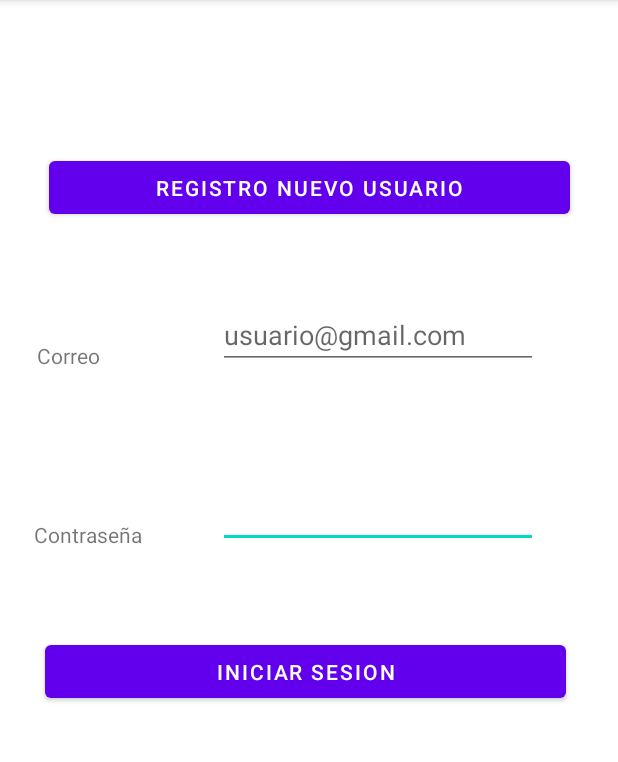
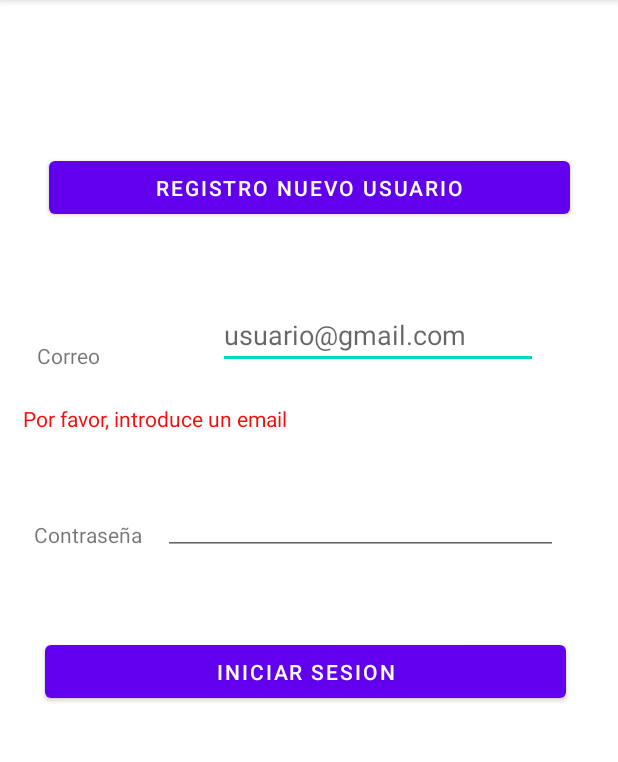
Before and after one commit to cristianCeba/ControlTime, an Android app: the screen it shows after launch (MainActivity before the commit, LoginActivity after it), after a tap on "INICIAR SESION", on a phone screen of 412 x 824 dp, the part 84-846 px from its top. Run offline under Robolectric (Android 15) with nearby library versions, the phone set to English and light mode, and no system bars; our stand-ins replace Firebase (no records; nobody signed in at launch, a user with empty details on screens opened directly).

Commit message:
Loggin Casi Terminado, queda lo visual

```diff
--- /dev/null
+++ b/app/src/main/java/com/example/controltime/LoginActivity.java
@@ -0,0 +1,100 @@
+package com.example.controltime;
+
+import androidx.annotation.NonNull;
+import androidx.appcompat.app.AppCompatActivity;
+
+import android.os.Bundle;
+import android.util.Patterns;
+import android.view.View;
+import android.widget.Button;
+import android.widget.EditText;
+import android.widget.TextView;
+import android.widget.Toast;
+
+import com.google.android.gms.tasks.OnCompleteListener;
+import com.google.android.gms.tasks.Task;
+import com.google.firebase.auth.AuthResult;
+import com.google.firebase.auth.FirebaseAuth;
+import com.google.firebase.database.DatabaseReference;
+
+import java.util.regex.Pattern;
+
+public class LoginActivity extends AppCompatActivity {
+
+    public Button btnIniciarSesion;
+    public EditText editTextContraseña;
+    public EditText editTextCorreo;
+    public TextView textCorreo;
+    public TextView textContraseña;
+    private FirebaseAuth mAuth;
+    public String correo;
+    public String contraseña;
+
+    @Override
+    protected void onCreate(Bundle savedInstanceState) {
+        super.onCreate(savedInstanceState);
+        setContentView(R.layout.activity_login);
+
+        btnIniciarSesion = findViewById(R.id.btnIniciarSesion);
+        editTextContraseña = findViewById(R.id.editTextTextPassword);
+        editTextCorreo = findViewById(R.id.editTextTextCorreo);
+        textContraseña = findViewById(R.id.textViewContraseña);
+        textCorreo = findViewById(R.id.textViewCorreo);
+
+        mAuth = FirebaseAuth.getInstance();
+
+        btnIniciarSesion.setOnClickListener(new View.OnClickListener() {
+            @Override
+            public void onClick(View v) {
+                correo = editTextCorreo.getText().toString();
+                contraseña = editTextContraseña.getText().toString();
+                if (correo.isEmpty()){
+                    textContraseña.setText("");
+                    textCorreo.setText("Por favor, introduce un email");
+                } else if (!validarEmail(correo)) {
+                    textContraseña.setText("");
+                    textCorreo.setText("Introduzca un email correcto");
+                }else if (contraseña.isEmpty()) {
+                    textCorreo.setText("");
+                    textContraseña.setText("Por favor, introduce una contraseña");
+                } else if (!validarContraseña(contraseña)){
+                    textCorreo.setText("");
+                    textContraseña.setText("Contraseña incorrecta");
+                }else{
+                    textContraseña.setText("");
+                    textCorreo.setText("");
+                    RevisarLogin();
+                }
+
+            }
+        });
+    }
+
+    public void RevisarLogin (){
+        mAuth.signInWithEmailAndPassword(correo, contraseña)
+                .addOnCompleteListener(this, new OnCompleteListener<AuthResult>() {
+                    @Override
+                    public void onComplete(@NonNull Task<AuthResult> task) {
+                        if (task.isSuccessful()) {
+                            // Sign in success, update UI with the signed-in user's information
+                            Toast.makeText(LoginActivity.this, "Usuario encontrado",
+                                    Toast.LENGTH_SHORT).show();
+                        } else {
+                            // If sign in fails, display a message to the user.
+                            Toast.makeText(LoginActivity.this, "Authentication failed.",
+                                    Toast.LENGTH_SHORT).show();
+                        }
+                    }
+                });
+    }
+
+    private boolean validarEmail(String email) {
+        Pattern pattern = Patterns.EMAIL_ADDRESS;
+        return pattern.matcher(email).matches();
+    }
+
+    private boolean validarContraseña (String password) {
+        String pattern = "(?=.*[0-9])(?=.*[a-z])(?=.*[A-Z])(?=.*[@#$%^&+=])(?=\\S+$).{8,}";
+        return password.matches(pattern);
+    }
+}
--- a/app/src/main/java/com/example/controltime/MainActivity.java
+++ b/app/src/main/java/com/example/controltime/MainActivity.java
@@ -29,11 +29,8 @@ import java.sql.Statement;
 
 public class MainActivity extends AppCompatActivity {
 
-
-    public Button btnIniciarSesion;
     private DatabaseReference mDataBase;
     private FirebaseAuth mAuth;
-    String nombre;
 
 
     @Override
@@ -41,15 +38,8 @@ public class MainActivity extends AppCompatActivity {
         super.onCreate(savedInstanceState);
         setContentView(R.layout.activity_main);
         mDataBase = FirebaseDatabase.getInstance().getReference();
-        btnIniciarSesion = findViewById(R.id.btnIniciarSesion);
         mAuth = FirebaseAuth.getInstance();
 
-        btnIniciarSesion.setOnClickListener(new View.OnClickListener() {
-            @Override
-            public void onClick(View v) {
-                BuscarUsuario();
-            }
-        });
 
         mAuth.signInWithEmailAndPassword("Cristian_Ceballos1@hotmail.com", "holass")
                 .addOnCompleteListener(this, new OnCompleteListener<AuthResult>() {
--- /dev/null
+++ b/app/src/main/res/layout/activity_login.xml
@@ -0,0 +1,107 @@
+<?xml version="1.0" encoding="utf-8"?>
+<androidx.constraintlayout.widget.ConstraintLayout xmlns:android="http://schemas.android.com/apk/res/android"
+    xmlns:app="http://schemas.android.com/apk/res-auto"
+    xmlns:tools="http://schemas.android.com/tools"
+    android:layout_width="match_parent"
+    android:layout_height="match_parent"
+    tools:context=".MainActivity">
+
+    <Button
+        android:id="@+id/btnRegistro"
+        android:layout_width="347dp"
+        android:layout_height="47dp"
+        android:text="Registro nuevo usuario"
+        app:layout_constraintBottom_toBottomOf="parent"
+        app:layout_constraintEnd_toEndOf="parent"
+        app:layout_constraintStart_toStartOf="parent"
+        app:layout_constraintTop_toTopOf="parent"
+        app:layout_constraintVertical_bias="0.141" />
+
+    <EditText
+        android:id="@+id/editTextTextCorreo"
+        android:layout_width="wrap_content"
+        android:layout_height="wrap_content"
+        android:ems="10"
+        android:inputType="textEmailAddress"
+        android:hint="usuario@gmail.com"
+        app:layout_constraintBottom_toBottomOf="parent"
+        app:layout_constraintEnd_toEndOf="parent"
+        app:layout_constraintHorizontal_bias="0.731"
+        app:layout_constraintStart_toStartOf="parent"
+        app:layout_constraintTop_toTopOf="parent"
+        app:layout_constraintVertical_bias="0.278" />
+
+    <TextView
+        android:id="@+id/textView"
+        android:layout_width="wrap_content"
+        android:layout_height="wrap_content"
+        android:text="Correo"
+        app:layout_constraintBottom_toBottomOf="parent"
+        app:layout_constraintEnd_toEndOf="parent"
+        app:layout_constraintHorizontal_bias="0.067"
+        app:layout_constraintStart_toStartOf="parent"
+        app:layout_constraintTop_toTopOf="parent"
+        app:layout_constraintVertical_bias="0.304" />
+
+    <TextView
+        android:id="@+id/textView2"
+        android:layout_width="wrap_content"
+        android:layout_height="wrap_content"
+        android:text="Contraseña"
+        app:layout_constraintBottom_toBottomOf="parent"
+        app:layout_constraintEnd_toEndOf="parent"
+        app:layout_constraintHorizontal_bias="0.067"
+        app:layout_constraintStart_toStartOf="parent"
+        app:layout_constraintTop_toTopOf="parent"
+        app:layout_constraintVertical_bias="0.463" />
+
+    <Button
+        android:id="@+id/btnIniciarSesion"
+        android:layout_width="347dp"
+        android:layout_height="47dp"
+        android:text="Iniciar sesion"
+        app:layout_constraintBottom_toBottomOf="parent"
+        app:layout_constraintEnd_toEndOf="parent"
+        app:layout_constraintHorizontal_bias="0.462"
+        app:layout_constraintStart_toStartOf="parent"
+        app:layout_constraintTop_toTopOf="parent"
+        app:layout_constraintVertical_bias="0.588" />
+
+    <TextView
+        android:id="@+id/textViewCorreo"
+        android:layout_width="188dp"
+        android:layout_height="27dp"
+        android:textColor="#F70C0C"
+        app:layout_constraintBottom_toBottomOf="parent"
+        app:layout_constraintEnd_toEndOf="parent"
+        app:layout_constraintHorizontal_bias="0.067"
+        app:layout_constraintStart_toStartOf="parent"
+        app:layout_constraintTop_toTopOf="parent"
+        app:layout_constraintVertical_bias="0.364" />
+
+    <TextView
+        android:id="@+id/textViewContraseña"
+        android:layout_width="323dp"
+        android:layout_height="24dp"
+        android:textColor="#F70C0C"
+        app:layout_constraintBottom_toBottomOf="parent"
+        app:layout_constraintEnd_toEndOf="parent"
+        app:layout_constraintHorizontal_bias="0.065"
+        app:layout_constraintStart_toStartOf="parent"
+        app:layout_constraintTop_toTopOf="parent"
+        app:layout_constraintVertical_bias="0.523" />
+
+        <EditText
+            android:id="@+id/editTextTextPassword"
+            android:layout_width="263dp"
+            android:layout_height="32dp"
+            android:ems="10"
+            android:inputType="textPassword"
+            app:layout_constraintBottom_toBottomOf="parent"
+            app:layout_constraintEnd_toEndOf="parent"
+            app:layout_constraintHorizontal_bias="0.731"
+            app:layout_constraintStart_toStartOf="parent"
+            app:layout_constraintTop_toTopOf="parent"
+            app:layout_constraintVertical_bias="0.459" />
+
+</androidx.constraintlayout.widget.ConstraintLayout>
--- a/app/src/main/res/layout/activity_main.xml
+++ b/app/src/main/res/layout/activity_main.xml
@@ -6,77 +6,4 @@
     android:layout_height="match_parent"
     tools:context=".MainActivity">
 
-    <Button
-        android:id="@+id/btnRegistro"
-        android:layout_width="347dp"
-        android:layout_height="47dp"
-        android:text="Registro nuevo usuario"
-        app:layout_constraintBottom_toBottomOf="parent"
-        app:layout_constraintEnd_toEndOf="parent"
-        app:layout_constraintStart_toStartOf="parent"
-        app:layout_constraintTop_toTopOf="parent"
-        app:layout_constraintVertical_bias="0.141" />
-
-    <EditText
-        android:id="@+id/editTextTextPassword"
-        android:layout_width="wrap_content"
-        android:layout_height="wrap_content"
-        android:ems="10"
-        android:inputType="textPassword"
-        app:layout_constraintBottom_toBottomOf="parent"
-        app:layout_constraintEnd_toEndOf="parent"
-        app:layout_constraintHorizontal_bias="0.731"
-        app:layout_constraintStart_toStartOf="parent"
-        app:layout_constraintTop_toTopOf="parent"
-        app:layout_constraintVertical_bias="0.443" />
-
-    <EditText
-        android:id="@+id/editTextTextPersonName"
-        android:layout_width="wrap_content"
-        android:layout_height="wrap_content"
-        android:ems="10"
-        android:inputType="textPersonName"
-        android:hint="usuario@gmail.com"
-        app:layout_constraintBottom_toBottomOf="parent"
-        app:layout_constraintEnd_toEndOf="parent"
-        app:layout_constraintHorizontal_bias="0.731"
-        app:layout_constraintStart_toStartOf="parent"
-        app:layout_constraintTop_toTopOf="parent"
-        app:layout_constraintVertical_bias="0.278" />
-
-    <TextView
-        android:id="@+id/textView"
-        android:layout_width="wrap_content"
-        android:layout_height="wrap_content"
-        android:text="Correo"
-        app:layout_constraintBottom_toBottomOf="parent"
-        app:layout_constraintEnd_toEndOf="parent"
-        app:layout_constraintHorizontal_bias="0.067"
-        app:layout_constraintStart_toStartOf="parent"
-        app:layout_constraintTop_toTopOf="parent"
-        app:layout_constraintVertical_bias="0.304" />
-
-    <TextView
-        android:id="@+id/textView2"
-        android:layout_width="wrap_content"
-        android:layout_height="wrap_content"
-        android:text="Contraseña"
-        app:layout_constraintBottom_toBottomOf="parent"
-        app:layout_constraintEnd_toEndOf="parent"
-        app:layout_constraintHorizontal_bias="0.067"
-        app:layout_constraintStart_toStartOf="parent"
-        app:layout_constraintTop_toTopOf="parent"
-        app:layout_constraintVertical_bias="0.463" />
-
-    <Button
-        android:id="@+id/btnIniciarSesion"
-        android:layout_width="347dp"
-        android:layout_height="47dp"
-        android:text="Iniciar sesion"
-        app:layout_constraintBottom_toBottomOf="parent"
-        app:layout_constraintEnd_toEndOf="parent"
-        app:layout_constraintHorizontal_bias="0.462"
-        app:layout_constraintStart_toStartOf="parent"
-        app:layout_constraintTop_toTopOf="parent"
-        app:layout_constraintVertical_bias="0.588" />
 </androidx.constraintlayout.widget.ConstraintLayout>
```
Also changed, not shown: app/src/main/AndroidManifest.xml (+5 -2 lines).
